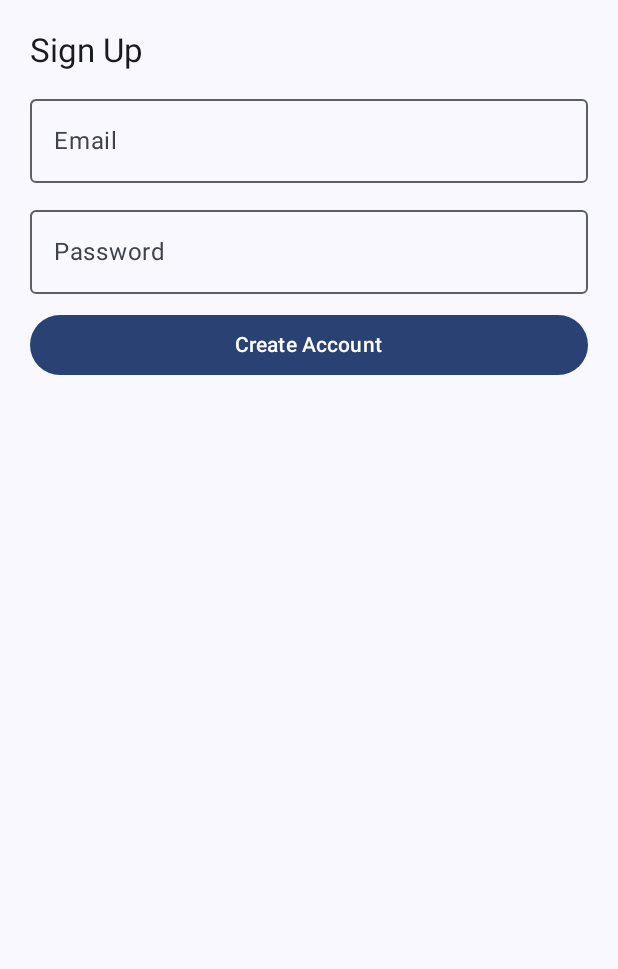
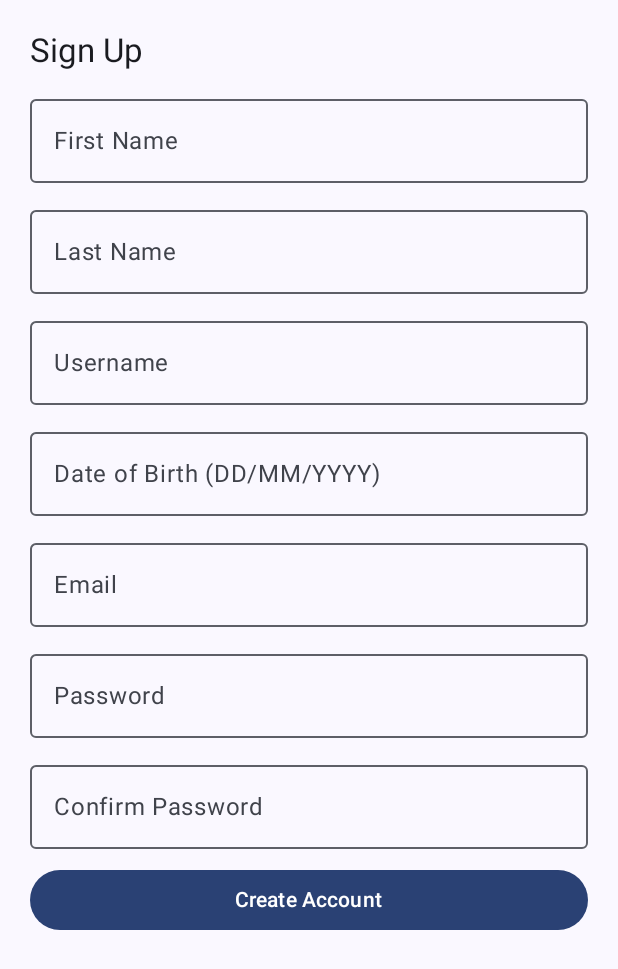
Before and after one commit to ricathsb/CaritasRig, an Android app built with Jetpack Compose: the SignUpActivity screen opened directly, with no data from a screen before it, after a tap on "Create Account", on a phone screen of 412 x 824 dp. Shown: the top 969 px of the screen. Run offline under Robolectric (Android 15) with nearby library versions, the phone set to English and light mode, and no system bars; our stand-ins replace Firebase (no records; nobody signed in at launch, a user with empty details on screens opened directly).

Commit message:
add SignUpActivity and add realtime database

```diff
--- a/app/build.gradle.kts
+++ b/app/build.gradle.kts
@@ -74,6 +74,7 @@ dependencies {
     implementation(libs.firebase.auth)
     implementation(libs.material)
     implementation(libs.firebase.database.ktx)
+    implementation(libs.firebase.database)
     testImplementation(libs.junit)
     androidTestImplementation(libs.androidx.junit)
     androidTestImplementation(libs.androidx.espresso.core)
--- a/app/src/main/AndroidManifest.xml
+++ b/app/src/main/AndroidManifest.xml
@@ -25,7 +25,6 @@
         </activity>
         <activity android:name=".activity.HomeActivity" />
         <activity android:name=".activity.SignUpActivity" />
-        <activity android:name=".activity.TesActivity" />
     </application>
 
 </manifest>
--- a/app/src/main/java/com/superbgoal/caritasrig/activity/SignUpActivity.kt
+++ b/app/src/main/java/com/superbgoal/caritasrig/activity/SignUpActivity.kt
@@ -4,6 +4,7 @@ import android.app.Activity
 import android.content.Context
 import android.content.Intent
 import android.os.Bundle
+import android.util.Log
 import android.widget.Toast
 import androidx.activity.ComponentActivity
 import androidx.activity.compose.setContent
@@ -19,12 +20,15 @@ import androidx.compose.ui.unit.dp
 import androidx.compose.ui.platform.LocalContext
 import com.superbgoal.caritasrig.ui.theme.CaritasRigTheme
 import com.google.firebase.auth.FirebaseAuth
+import com.google.firebase.database.DatabaseReference
+import com.google.firebase.database.FirebaseDatabase
 import kotlinx.coroutines.launch
 import kotlinx.coroutines.tasks.await
 
 class SignUpActivity : ComponentActivity() {
     override fun onCreate(savedInstanceState: Bundle?) {
         super.onCreate(savedInstanceState)
+
         setContent {
             CaritasRigTheme {
                 Scaffold {
@@ -39,6 +43,11 @@ class SignUpActivity : ComponentActivity() {
 fun SignUpScreen(modifier: Modifier = Modifier) {
     var email by remember { mutableStateOf("") }
     var password by remember { mutableStateOf("") }
+    var confirmPassword by remember { mutableStateOf("") }
+    var firstname by remember { mutableStateOf("") } // Field untuk Firstname
+    var lastname by remember { mutableStateOf("") } // Field untuk Lastname
+    var username by remember { mutableStateOf("") } // Field untuk Username
+    var dateOfBirth by remember { mutableStateOf("") } // Field untuk Date of Birth
     val context = LocalContext.current
     val coroutineScope = rememberCoroutineScope()
 
@@ -49,12 +58,49 @@ fun SignUpScreen(modifier: Modifier = Modifier) {
         verticalArrangement = Arrangement.spacedBy(10.dp)
     ) {
         Text(text = "Sign Up", style = MaterialTheme.typography.titleLarge)
+
+        // Field untuk Firstname
+        OutlinedTextField(
+            value = firstname,
+            onValueChange = { firstname = it },
+            label = { Text("First Name") },
+            modifier = Modifier.fillMaxWidth()
+        )
+
+        // Field untuk Lastname
+        OutlinedTextField(
+            value = lastname,
+            onValueChange = { lastname = it },
+            label = { Text("Last Name") },
+            modifier = Modifier.fillMaxWidth()
+        )
+
+        // Field untuk Username
+        OutlinedTextField(
+            value = username,
+            onValueChange = { username = it },
+            label = { Text("Username") },
+            modifier = Modifier.fillMaxWidth()
+        )
+
+        // Field untuk Date of Birth
+        OutlinedTextField(
+            value = dateOfBirth,
+            onValueChange = { dateOfBirth = it },
+            label = { Text("Date of Birth (DD/MM/YYYY)") },
+            modifier = Modifier.fillMaxWidth()
+        )
+
+        // Field untuk Email
         OutlinedTextField(
             value = email,
             onValueChange = { email = it },
             label = { Text("Email") },
             modifier = Modifier.fillMaxWidth()
         )
+
+
+        // Field untuk Password
         OutlinedTextField(
             value = password,
             onValueChange = { password = it },
@@ -62,10 +108,18 @@ fun SignUpScreen(modifier: Modifier = Modifier) {
             modifier = Modifier.fillMaxWidth()
         )
 
+        // Field untuk Confirm Password
+        OutlinedTextField(
+            value = confirmPassword,
+            onValueChange = { confirmPassword = it },
+            label = { Text("Confirm Password") },
+            modifier = Modifier.fillMaxWidth()
+        )
+
         Button(
             onClick = {
                 coroutineScope.launch {
-                    signUpUser(email, password, context)
+                    signUpUser(email, password, firstname, lastname, username, dateOfBirth, confirmPassword, context)
                 }
             },
             modifier = Modifier.fillMaxWidth()
@@ -75,13 +129,53 @@ fun SignUpScreen(modifier: Modifier = Modifier) {
     }
 }
 
-suspend fun signUpUser(email: String, password: String, context: Context) {
+suspend fun signUpUser(
+    email: String,
+    password: String,
+    firstname: String,
+    lastname: String,
+    username: String,
+    dateOfBirth: String,
+    confirmPassword: String,
+    context: Context
+) {
     val auth = FirebaseAuth.getInstance()
+
+    // Validasi input password
+    if (password != confirmPassword) {
+        Toast.makeText(context, "Passwords do not match", Toast.LENGTH_SHORT).show()
+        return
+    }
+
     try {
-        auth.createUserWithEmailAndPassword(email, password).await()
-        Toast.makeText(context, "Account created successfully!", Toast.LENGTH_SHORT).show()
+        // Create account with email and password
+        val result = auth.createUserWithEmailAndPassword(email, password).await()
+        val userId = result.user?.uid
 
-        // Kembali ke LoginActivity dengan membawa email
+        Log.d("SignUpActivity", "User created successfully: $userId")
+
+        if (userId != null) {
+            // Save user details to Realtime Database
+            val databaseUrl = "https://caritas-rig-default-rtdb.asia-southeast1.firebasedatabase.app"
+            val database: DatabaseReference = FirebaseDatabase.getInstance(databaseUrl).reference
+
+            val userMap = mapOf(
+                "firstName" to firstname,
+                "lastName" to lastname,
+                "username" to username,
+                "email" to email,
+                "dateOfBirth" to dateOfBirth
+            )
+
+            database.child("users").child(userId).setValue(userMap)
+                .addOnCompleteListener { task ->
+                    if (task.isSuccessful) {
+                        Log.d("Firebase", "Data berhasil disimpan.")
+                    } else {
+                        Log.e("Firebase", "Gagal menyimpan data: ${task.exception?.message}")
+                    }
+                }
+
             val intent = Intent(context, LoginActivity::class.java).apply {
                 putExtra("email", email)
             }
@@ -89,7 +183,12 @@ suspend fun signUpUser(email: String, password: String, context: Context) {
             if (context is Activity) {
                 context.finish()
             }
+        } else {
+            Log.e("SignUpActivity", "Failed to create account: User ID not found")
+            Toast.makeText(context, "Failed to create account: User ID not found", Toast.LENGTH_SHORT).show()
+        }
     } catch (e: Exception) {
+        Log.e("SignUpActivity", "Failed to create account: ${e.message}")
         Toast.makeText(context, "Failed to create account: ${e.message}", Toast.LENGTH_SHORT).show()
     }
 }
--- a/gradle/libs.versions.toml
+++ b/gradle/libs.versions.toml
@@ -16,6 +16,7 @@ googleGmsGoogleServices = "4.4.2"
 firebaseAuth = "23.1.0"
 material = "1.12.0"
 firebaseDatabaseKtx = "21.0.0"
+firebaseDatabase = "21.0.0"
 
 [libraries]
 androidx-core-ktx = { group = "androidx.core", name = "core-ktx", version.ref = "coreKtx" }
@@ -41,6 +42,7 @@ play-services-auth-api-phone = { module = "com.google.android.gms:play-services-
 androidx-credentials = { module = "androidx.credentials:credentials", version.ref = "credentials" }
 material = { group = "com.google.android.material", name = "material", version.ref = "material" }
 firebase-database-ktx = { group = "com.google.firebase", name = "firebase-database-ktx", version.ref = "firebaseDatabaseKtx" }
+firebase-database = { group = "com.google.firebase", name = "firebase-database", version.ref = "firebaseDatabase" }
 
 [plugins]
 android-application = { id = "com.android.application", version.ref = "agp" }
```
Also changed, not shown: app/src/main/java/com/superbgoal/caritasrig/activity/TesActivity.kt (deleted, +0 -35 lines). Lines whose indentation alone changed are shown as unchanged.
